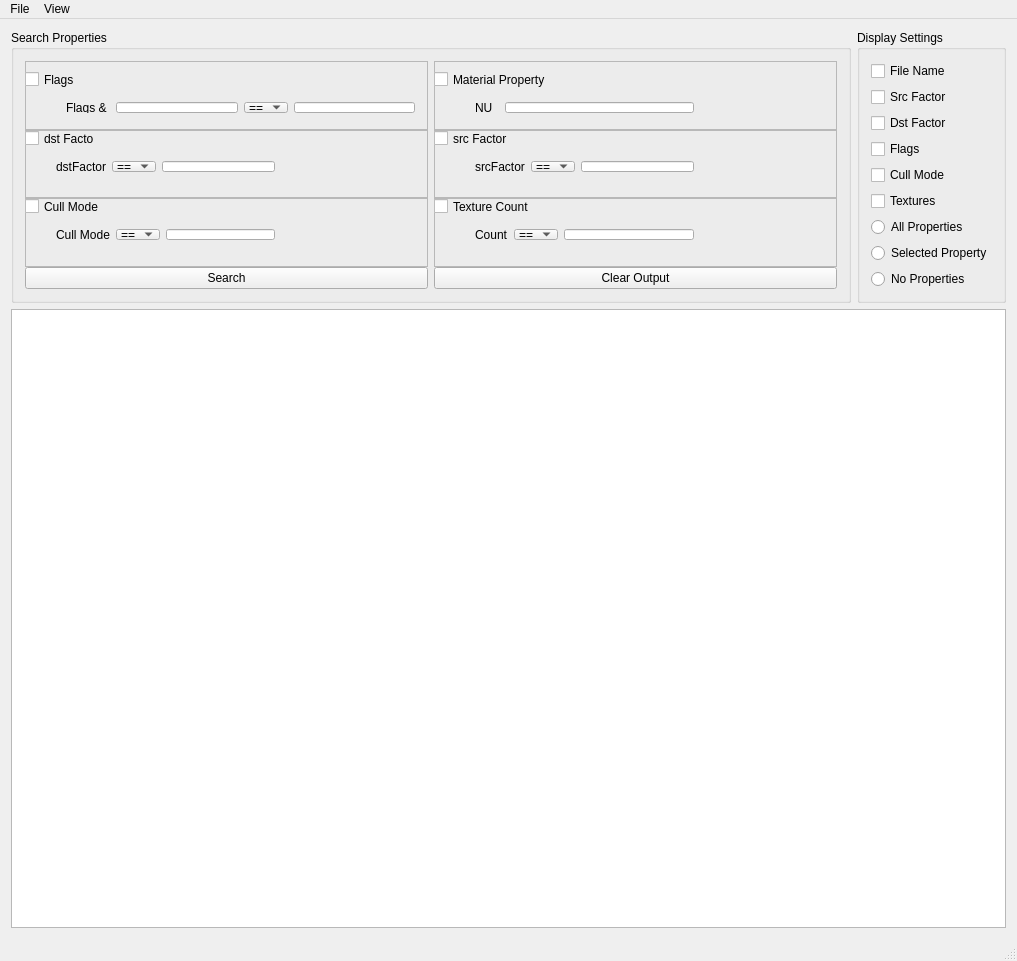
The window that gui/mainwindow.ui (ScanMountGoat/Smash-Material-XML) describes before a commit, drawn with Qt 5.
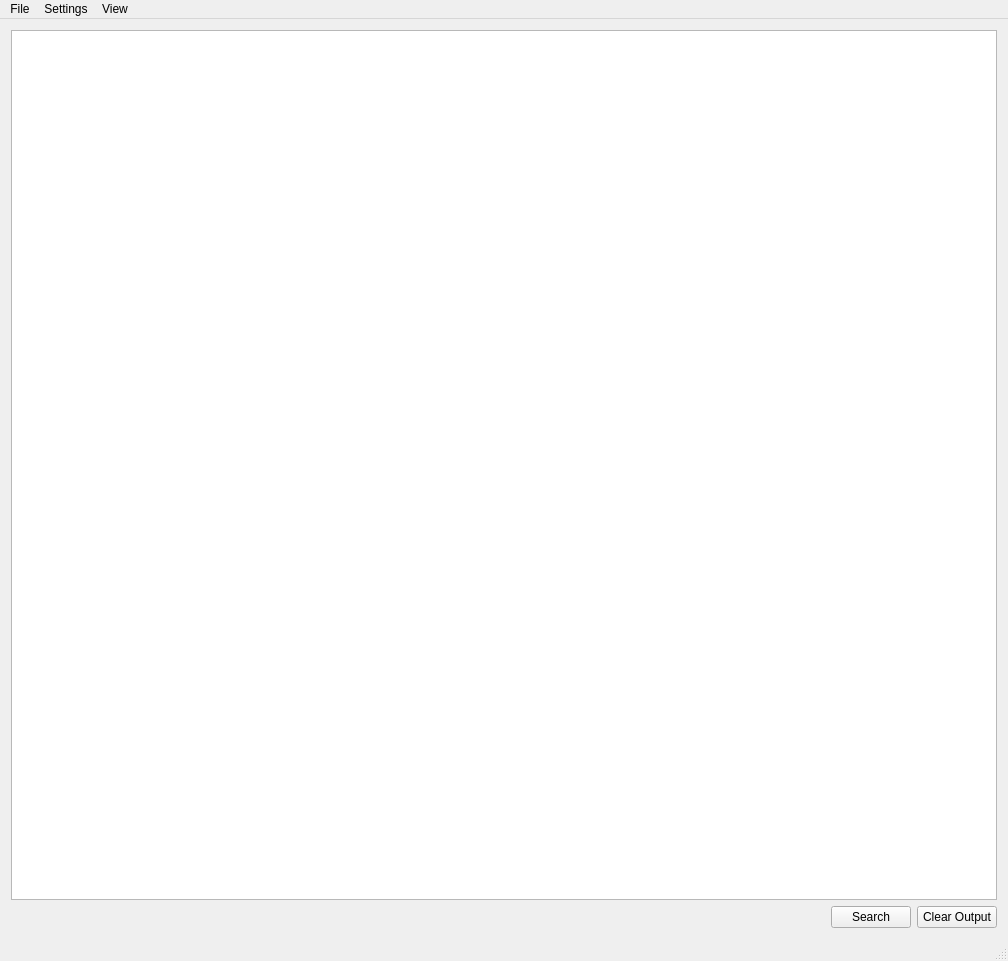
The same window after the commit.

Commit message: separate form for search settings

Patch:
```diff
--- a/gui/mainwindow.ui
+++ b/gui/mainwindow.ui
@@ -6,7 +6,7 @@
    <rect>
     <x>0</x>
     <y>0</y>
-    <width>997</width>
+    <width>1008</width>
     <height>961</height>
    </rect>
   </property>
@@ -18,633 +18,6 @@
   </property>
   <widget class="QWidget" name="centralWidget">
    <layout class="QVBoxLayout" name="verticalLayout_4">
-    <item>
-     <layout class="QHBoxLayout" name="settingsHorizontalLayout" stretch="0,0">
-      <property name="spacing">
-       <number>6</number>
-      </property>
-      <item>
-       <widget class="QGroupBox" name="searchPropertiesGroupBox">
-        <property name="enabled">
-         <bool>true</bool>
-        </property>
-        <property name="sizePolicy">
-         <sizepolicy hsizetype="Expanding" vsizetype="Preferred">
-          <horstretch>0</horstretch>
-          <verstretch>0</verstretch>
-         </sizepolicy>
-        </property>
-        <property name="minimumSize">
-         <size>
-          <width>840</width>
-          <height>230</height>
-         </size>
-        </property>
-        <property name="title">
-         <string>Search Properties</string>
-        </property>
-        <layout class="QVBoxLayout" name="verticalLayout" stretch="0,0,0,0">
-         <property name="spacing">
-          <number>0</number>
-         </property>
-         <property name="sizeConstraint">
-          <enum>QLayout::SetDefaultConstraint</enum>
-         </property>
-         <item>
-          <layout class="QHBoxLayout" name="flagsMatPropHorizontalLayout">
-           <item>
-            <widget class="QFrame" name="flagsFrame">
-             <property name="frameShape">
-              <enum>QFrame::StyledPanel</enum>
-             </property>
-             <property name="frameShadow">
-              <enum>QFrame::Raised</enum>
-             </property>
-             <widget class="QWidget" name="flagsContainer" native="true">
-              <property name="geometry">
-               <rect>
-                <x>30</x>
-                <y>30</y>
-                <width>371</width>
-                <height>31</height>
-               </rect>
-              </property>
-              <widget class="QWidget" name="layoutWidget">
-               <property name="geometry">
-                <rect>
-                 <x>0</x>
-                 <y>0</y>
-                 <width>371</width>
-                 <height>33</height>
-                </rect>
-               </property>
-               <layout class="QHBoxLayout" name="flagsHorizontalLayout">
-                <item>
-                 <widget class="QLabel" name="flagsLabel">
-                  <property name="text">
-                   <string>Flags &amp; </string>
-                  </property>
-                 </widget>
-                </item>
-                <item>
-                 <widget class="QLineEdit" name="flags1LineEdit"/>
-                </item>
-                <item>
-                 <widget class="QComboBox" name="flagsOpComboBox">
-                  <item>
-                   <property name="text">
-                    <string>==</string>
-                   </property>
-                  </item>
-                  <item>
-                   <property name="text">
-                    <string>&gt;</string>
-                   </property>
-                  </item>
-                  <item>
-                   <property name="text">
-                    <string>&gt;=</string>
-                   </property>
-                  </item>
-                  <item>
-                   <property name="text">
-                    <string>&lt;</string>
-                   </property>
-                  </item>
-                  <item>
-                   <property name="text">
-                    <string>&lt;=</string>
-                   </property>
-                  </item>
-                 </widget>
-                </item>
-                <item>
-                 <widget class="QLineEdit" name="flags2LineEdit"/>
-                </item>
-               </layout>
-              </widget>
-             </widget>
-             <widget class="QCheckBox" name="flagsCheckBox">
-              <property name="geometry">
-               <rect>
-                <x>0</x>
-                <y>10</y>
-                <width>70</width>
-                <height>17</height>
-               </rect>
-              </property>
-              <property name="text">
-               <string>Flags</string>
-              </property>
-             </widget>
-            </widget>
-           </item>
-           <item>
-            <widget class="QFrame" name="matPropertyFrame">
-             <property name="frameShape">
-              <enum>QFrame::StyledPanel</enum>
-             </property>
-             <property name="frameShadow">
-              <enum>QFrame::Raised</enum>
-             </property>
-             <widget class="QCheckBox" name="matPropCheckBox">
-              <property name="geometry">
-               <rect>
-                <x>0</x>
-                <y>10</y>
-                <width>141</width>
-                <height>17</height>
-               </rect>
-              </property>
-              <property name="text">
-               <string>Material Property</string>
-              </property>
-             </widget>
-             <widget class="QWidget" name="matPropContainer" native="true">
-              <property name="geometry">
-               <rect>
-                <x>20</x>
-                <y>30</y>
-                <width>251</width>
-                <height>41</height>
-               </rect>
-              </property>
-              <widget class="QWidget" name="layoutWidget">
-               <property name="geometry">
-                <rect>
-                 <x>10</x>
-                 <y>0</y>
-                 <width>241</width>
-                 <height>33</height>
-                </rect>
-               </property>
-               <layout class="QHBoxLayout" name="horizontalLayout">
-                <item>
-                 <widget class="QLabel" name="nuLabel">
-                  <property name="text">
-                   <string>NU_</string>
-                  </property>
-                 </widget>
-                </item>
-                <item>
-                 <widget class="QLineEdit" name="matPropLineEdit"/>
-                </item>
-               </layout>
-              </widget>
-             </widget>
-            </widget>
-           </item>
-          </layout>
-         </item>
-         <item>
-          <layout class="QHBoxLayout" name="dstSrcHorizontalLayout">
-           <item>
-            <widget class="QFrame" name="dstFrame">
-             <property name="frameShape">
-              <enum>QFrame::StyledPanel</enum>
-             </property>
-             <property name="frameShadow">
-              <enum>QFrame::Raised</enum>
-             </property>
-             <widget class="QCheckBox" name="dstCheckBox">
-              <property name="geometry">
-               <rect>
-                <x>0</x>
-                <y>0</y>
-                <width>70</width>
-                <height>17</height>
-               </rect>
-              </property>
-              <property name="text">
-               <string>dst Factor</string>
-              </property>
-             </widget>
-             <widget class="QWidget" name="dstContainer" native="true">
-              <property name="geometry">
-               <rect>
-                <x>20</x>
-                <y>20</y>
-                <width>241</width>
-                <height>31</height>
-               </rect>
-              </property>
-              <widget class="QWidget" name="layoutWidget">
-               <property name="geometry">
-                <rect>
-                 <x>0</x>
-                 <y>0</y>
-                 <width>241</width>
-                 <height>33</height>
-                </rect>
-               </property>
-               <layout class="QHBoxLayout" name="horizontalLayout_3">
-                <item>
-                 <widget class="QLabel" name="dstLabel">
-                  <property name="text">
-                   <string>dstFactor</string>
-                  </property>
-                 </widget>
-                </item>
-                <item>
-                 <widget class="QComboBox" name="dstOpComboBox">
-                  <item>
-                   <property name="text">
-                    <string>==</string>
-                   </property>
-                  </item>
-                  <item>
-                   <property name="text">
-                    <string>&gt;</string>
-                   </property>
-                  </item>
-                  <item>
-                   <property name="text">
-                    <string>&gt;=</string>
-                   </property>
-                  </item>
-                  <item>
-                   <property name="text">
-                    <string>&lt;</string>
-                   </property>
-                  </item>
-                  <item>
-                   <property name="text">
-                    <string>&lt;=</string>
-                   </property>
-                  </item>
-                 </widget>
-                </item>
-                <item>
-                 <widget class="QLineEdit" name="dstLineEdit"/>
-                </item>
-               </layout>
-              </widget>
-             </widget>
-            </widget>
-           </item>
-           <item>
-            <widget class="QFrame" name="srcFrame">
-             <property name="frameShape">
-              <enum>QFrame::StyledPanel</enum>
-             </property>
-             <property name="frameShadow">
-              <enum>QFrame::Raised</enum>
-             </property>
-             <widget class="QWidget" name="srcContainer" native="true">
-              <property name="geometry">
-               <rect>
-                <x>30</x>
-                <y>20</y>
-                <width>241</width>
-                <height>31</height>
-               </rect>
-              </property>
-              <widget class="QWidget" name="layoutWidget">
-               <property name="geometry">
-                <rect>
-                 <x>0</x>
-                 <y>0</y>
-                 <width>241</width>
-                 <height>33</height>
-                </rect>
-               </property>
-               <layout class="QHBoxLayout" name="horizontalLayout_2">
-                <item>
-                 <widget class="QLabel" name="srcLabel">
-                  <property name="text">
-                   <string>srcFactor</string>
-                  </property>
-                 </widget>
-                </item>
-                <item>
-                 <widget class="QComboBox" name="srcOpComboBox">
-                  <item>
-                   <property name="text">
-                    <string>==</string>
-                   </property>
-                  </item>
-                  <item>
-                   <property name="text">
-                    <string>&gt;</string>
-                   </property>
-                  </item>
-                  <item>
-                   <property name="text">
-                    <string>&gt;=</string>
-                   </property>
-                  </item>
-                  <item>
-                   <property name="text">
-                    <string>&lt;</string>
-                   </property>
-                  </item>
-                  <item>
-                   <property name="text">
-                    <string>&lt;=</string>
-                   </property>
-                  </item>
-                 </widget>
-                </item>
-                <item>
-                 <widget class="QLineEdit" name="srcLineEdit"/>
-                </item>
-               </layout>
-              </widget>
-             </widget>
-             <widget class="QCheckBox" name="srcCheckBox">
-              <property name="geometry">
-               <rect>
-                <x>0</x>
-                <y>0</y>
-                <width>91</width>
-                <height>17</height>
-               </rect>
-              </property>
-              <property name="text">
-               <string>src Factor</string>
-              </property>
-             </widget>
-            </widget>
-           </item>
-          </layout>
-         </item>
-         <item>
-          <layout class="QHBoxLayout" name="texCountCullModeHorizontalLayout">
-           <item>
-            <widget class="QFrame" name="cullModeFrame">
-             <property name="frameShape">
-              <enum>QFrame::StyledPanel</enum>
-             </property>
-             <property name="frameShadow">
-              <enum>QFrame::Raised</enum>
-             </property>
-             <widget class="QCheckBox" name="cullModeCheckBox">
-              <property name="geometry">
-               <rect>
-                <x>0</x>
-                <y>0</y>
-                <width>101</width>
-                <height>17</height>
-               </rect>
-              </property>
-              <property name="text">
-               <string>Cull Mode</string>
-              </property>
-             </widget>
-             <widget class="QWidget" name="dstContainer_3" native="true">
-              <property name="geometry">
-               <rect>
-                <x>20</x>
-                <y>20</y>
-                <width>241</width>
-                <height>31</height>
-               </rect>
-              </property>
-              <widget class="QWidget" name="layoutWidget_3">
-               <property name="geometry">
-                <rect>
-                 <x>0</x>
-                 <y>0</y>
-                 <width>241</width>
-                 <height>33</height>
-                </rect>
-               </property>
-               <layout class="QHBoxLayout" name="horizontalLayout_5">
-                <item>
-                 <widget class="QLabel" name="cullModeLabel">
-                  <property name="text">
-                   <string>Cull Mode</string>
-                  </property>
-                 </widget>
-                </item>
-                <item>
-                 <widget class="QComboBox" name="cullModeOpComboBox">
-                  <item>
-                   <property name="text">
-                    <string>==</string>
-                   </property>
-                  </item>
-                  <item>
-                   <property name="text">
-                    <string>&gt;</string>
-                   </property>
-                  </item>
-                  <item>
-                   <property name="text">
-                    <string>&gt;=</string>
-                   </property>
-                  </item>
-                  <item>
-                   <property name="text">
-                    <string>&lt;</string>
-                   </property>
-                  </item>
-                  <item>
-                   <property name="text">
-                    <string>&lt;=</string>
-                   </property>
-                  </item>
-                 </widget>
-                </item>
-                <item>
-                 <widget class="QLineEdit" name="cullModeLineEdit"/>
-                </item>
-               </layout>
-              </widget>
-             </widget>
-            </widget>
-           </item>
-           <item>
-            <widget class="QFrame" name="textureCountFrame">
-             <property name="frameShape">
-              <enum>QFrame::StyledPanel</enum>
-             </property>
-             <property name="frameShadow">
-              <enum>QFrame::Raised</enum>
-             </property>
-             <widget class="QCheckBox" name="texCountCheckBox">
-              <property name="geometry">
-               <rect>
-                <x>0</x>
-                <y>0</y>
-                <width>101</width>
-                <height>17</height>
-               </rect>
-              </property>
-              <property name="text">
-               <string>Texture Count</string>
-              </property>
-             </widget>
-             <widget class="QWidget" name="dstContainer_2" native="true">
-              <property name="geometry">
-               <rect>
-                <x>20</x>
-                <y>20</y>
-                <width>241</width>
-                <height>31</height>
-               </rect>
-              </property>
-             </widget>
-             <widget class="QWidget" name="layoutWidget_2">
-              <property name="geometry">
-               <rect>
-                <x>30</x>
-                <y>20</y>
-                <width>241</width>
-                <height>33</height>
-               </rect>
-              </property>
-              <layout class="QHBoxLayout" name="horizontalLayout_4">
-               <item>
-                <widget class="QLabel" name="texCountLabel">
-                 <property name="text">
-                  <string>Count</string>
-                 </property>
-                </widget>
-               </item>
-               <item>
-                <widget class="QComboBox" name="texCountOpComboBox">
-                 <item>
-                  <property name="text">
-                   <string>==</string>
-                  </property>
-                 </item>
-                 <item>
-                  <property name="text">
-                   <string>&gt;</string>
-                  </property>
-                 </item>
-                 <item>
-                  <property name="text">
-                   <string>&gt;=</string>
-                  </property>
-                 </item>
-                 <item>
-                  <property name="text">
-                   <string>&lt;</string>
-                  </property>
-                 </item>
-                 <item>
-                  <property name="text">
-                   <string>&lt;=</string>
-                  </property>
-                 </item>
-                </widget>
-               </item>
-               <item>
-                <widget class="QLineEdit" name="textureCountLineEdit"/>
-               </item>
-              </layout>
-             </widget>
-            </widget>
-           </item>
-          </layout>
-         </item>
-         <item>
-          <layout class="QHBoxLayout" name="searchClearHorizontalLayout">
-           <item>
-            <widget class="QPushButton" name="searchPushButton">
-             <property name="text">
-              <string>Search</string>
-             </property>
-            </widget>
-           </item>
-           <item>
-            <widget class="QPushButton" name="clearPushButton">
-             <property name="text">
-              <string>Clear Output</string>
-             </property>
-            </widget>
-           </item>
-          </layout>
-         </item>
-        </layout>
-       </widget>
-      </item>
-      <item>
-       <widget class="QGroupBox" name="displayOptionsGroupBox">
-        <property name="sizePolicy">
-         <sizepolicy hsizetype="Expanding" vsizetype="Preferred">
-          <horstretch>0</horstretch>
-          <verstretch>0</verstretch>
-         </sizepolicy>
-        </property>
-        <property name="title">
-         <string>Display Settings</string>
-        </property>
-        <layout class="QVBoxLayout" name="verticalLayout_2">
-         <item>
-          <widget class="QCheckBox" name="displayFileNameCheckBox">
-           <property name="text">
-            <string>File Name</string>
-           </property>
-          </widget>
-         </item>
-         <item>
-          <widget class="QCheckBox" name="displaySrcCheckBox">
-           <property name="text">
-            <string>Src Factor</string>
-           </property>
-          </widget>
-         </item>
-         <item>
-          <widget class="QCheckBox" name="displayDstCheckBox">
-           <property name="text">
-            <string>Dst Factor</string>
-           </property>
-          </widget>
-         </item>
-         <item>
-          <widget class="QCheckBox" name="displayFlagsCheckBox">
-           <property name="text">
-            <string>Flags</string>
-           </property>
-          </widget>
-         </item>
-         <item>
-          <widget class="QCheckBox" name="displayCullCheckBox">
-           <property name="text">
-            <string>Cull Mode</string>
-           </property>
-          </widget>
-         </item>
-         <item>
-          <widget class="QCheckBox" name="displayTexturesCheckBox">
-           <property name="text">
-            <string>Textures</string>
-           </property>
-          </widget>
-         </item>
-         <item>
-          <layout class="QVBoxLayout" name="verticalLayout_3">
-           <item>
-            <widget class="QRadioButton" name="allPropertiesRadioButton">
-             <property name="text">
-              <string>All Properties</string>
-             </property>
-            </widget>
-           </item>
-           <item>
-            <widget class="QRadioButton" name="selectedPropertyRadioButton">
-             <property name="text">
-              <string>Selected Property</string>
-             </property>
-            </widget>
-           </item>
-           <item>
-            <widget class="QRadioButton" name="noPropertyRadioButton">
-             <property name="text">
-              <string>No Properties</string>
-             </property>
-            </widget>
-           </item>
-          </layout>
-         </item>
-        </layout>
-       </widget>
-      </item>
-     </layout>
-    </item>
     <item>
      <widget class="QPlainTextEdit" name="plainTextEdit">
       <property name="sizePolicy">
@@ -655,6 +28,37 @@
       </property>
      </widget>
     </item>
+    <item>
+     <layout class="QHBoxLayout" name="searchClearHorizontalLayout">
+      <item>
+       <spacer name="horizontalSpacer">
+        <property name="orientation">
+         <enum>Qt::Horizontal</enum>
+        </property>
+        <property name="sizeHint" stdset="0">
+         <size>
+          <width>40</width>
+          <height>20</height>
+         </size>
+        </property>
+       </spacer>
+      </item>
+      <item>
+       <widget class="QPushButton" name="searchPushButton">
+        <property name="text">
+         <string>Search</string>
+        </property>
+       </widget>
+      </item>
+      <item>
+       <widget class="QPushButton" name="clearPushButton">
+        <property name="text">
+         <string>Clear Output</string>
+        </property>
+       </widget>
+      </item>
+     </layout>
+    </item>
    </layout>
   </widget>
   <widget class="QMenuBar" name="menuBar">
@@ -662,7 +66,7 @@
     <rect>
      <x>0</x>
      <y>0</y>
-     <width>997</width>
+     <width>1008</width>
      <height>21</height>
     </rect>
    </property>
@@ -680,7 +84,14 @@
     </property>
     <addaction name="actionAbout"/>
    </widget>
+   <widget class="QMenu" name="menuSearch_Settings">
+    <property name="title">
+     <string>Settings</string>
+    </property>
+    <addaction name="actionSearch_Settings"/>
+   </widget>
    <addaction name="menuMaterial_XML"/>
+   <addaction name="menuSearch_Settings"/>
    <addaction name="menuAbout"/>
   </widget>
   <widget class="QStatusBar" name="statusBar"/>
```
Left out of the diff: 5 changed lines with no effect on the pictures. The commit also changes 12 other files.
